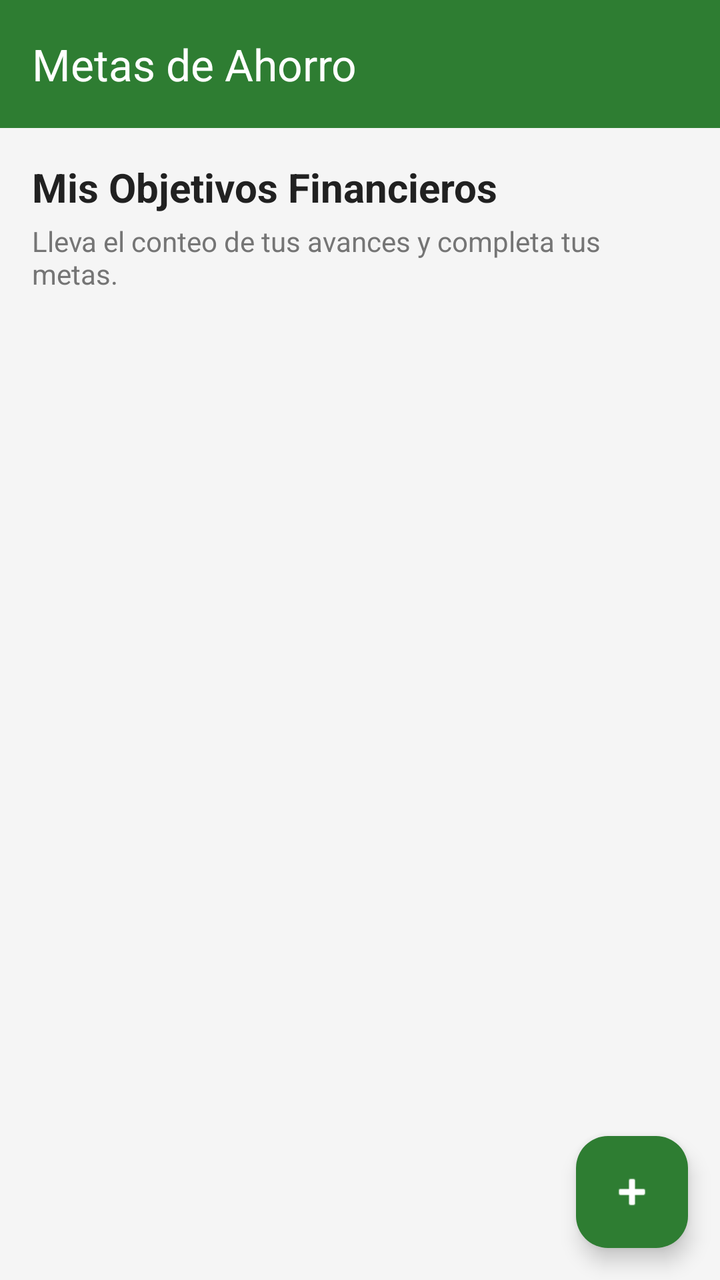
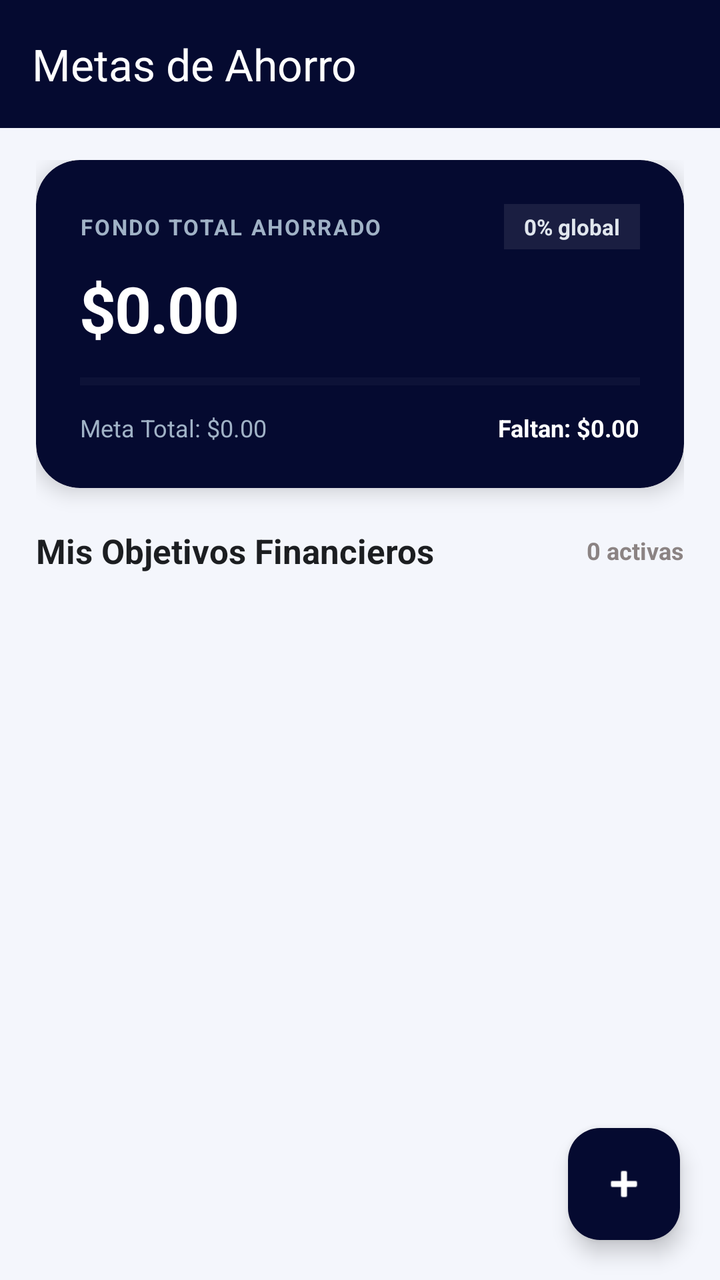

Before-and-after screenshots of an Android layout around one commit, followed by the original layout XML and the change that was made.
<!-- AndroidManifest.xml: application theme Theme.WalletApp -->
<!-- res/layout/meta_ahorro.xml -->
<?xml version="1.0" encoding="utf-8"?>
<androidx.drawerlayout.widget.DrawerLayout xmlns:android="http://schemas.android.com/apk/res/android"
    xmlns:app="http://schemas.android.com/apk/res-auto"
    xmlns:tools="http://schemas.android.com/tools"
    android:id="@+id/drawer_layout_metas"
    android:layout_width="match_parent"
    android:layout_height="match_parent"
    android:fitsSystemWindows="true"
    tools:openDrawer="start">

    <androidx.coordinatorlayout.widget.CoordinatorLayout
        android:layout_width="match_parent"
        android:layout_height="match_parent"
        android:background="@color/background_light">

        <com.google.android.material.appbar.AppBarLayout
            android:layout_width="match_parent"
            android:layout_height="wrap_content">

            <androidx.appcompat.widget.Toolbar
                android:id="@+id/toolbar_metas"
                android:layout_width="match_parent"
                android:layout_height="?attr/actionBarSize"
                android:background="@color/primary_emerald"
                app:title="Metas de Ahorro"
                app:titleTextColor="@android:color/white" />

        </com.google.android.material.appbar.AppBarLayout>

        <ScrollView
            android:layout_width="match_parent"
            android:layout_height="match_parent"
            app:layout_behavior="@string/appbar_scrolling_view_behavior">

            <LinearLayout
                android:layout_width="match_parent"
                android:layout_height="wrap_content"
                android:orientation="vertical"
                android:padding="16dp">

                <TextView
                    android:layout_width="wrap_content"
                    android:layout_height="wrap_content"
                    android:text="Mis Objetivos Financieros"
                    android:textSize="20sp"
                    android:textStyle="bold"
                    android:textColor="@color/text_primary"
                    android:layout_marginBottom="4dp" />

                <TextView
                    android:layout_width="wrap_content"
                    android:layout_height="wrap_content"
                    android:text="Lleva el conteo de tus avances y completa tus metas."
                    android:textSize="14sp"
                    android:textColor="@color/text_secondary"
                    android:layout_marginBottom="16dp" />

                
                <LinearLayout
                    android:id="@+id/ll_contenedor_metas"
                    android:layout_width="match_parent"
                    android:layout_height="wrap_content"
                    android:orientation="vertical" />

            </LinearLayout>
        </ScrollView>

        <com.google.android.material.floatingactionbutton.FloatingActionButton
            android:id="@+id/fab_agregar_meta"
            android:layout_width="wrap_content"
            android:layout_height="wrap_content"
            android:layout_gravity="bottom|end"
            android:layout_margin="16dp"
            app:backgroundTint="@color/primary_emerald"
            app:tint="@android:color/white"
            android:src="@android:drawable/ic_input_add" />

    </androidx.coordinatorlayout.widget.CoordinatorLayout>

    
    <com.google.android.material.navigation.NavigationView
        android:id="@+id/nav_view_metas"
        android:layout_width="wrap_content"
        android:layout_height="match_parent"
        android:layout_gravity="start"
        app:headerLayout="@layout/nav_header_wallet"
        app:menu="@menu/activity_main_drawer" />

</androidx.drawerlayout.widget.DrawerLayout>
<!-- res/layout/nav_header_wallet.xml (included above) -->
<?xml version="1.0" encoding="utf-8"?>
<LinearLayout xmlns:android="http://schemas.android.com/apk/res/android"
    android:layout_width="match_parent"
    android:layout_height="160dp"
    android:background="@color/primary_emerald"
    android:gravity="bottom"
    android:orientation="vertical"
    android:padding="16dp">

    
    <LinearLayout
        android:layout_width="match_parent"
        android:layout_height="wrap_content"
        android:gravity="center_vertical"
        android:orientation="horizontal">

        
        <ImageView
            android:layout_width="76dp"
            android:layout_height="76dp"
            android:layout_marginEnd="16dp"
            android:scaleType="centerInside"
            android:src="@drawable/logo1"
            android:contentDescription="Logo Menú" />

        
        <LinearLayout
            android:layout_width="0dp"
            android:layout_height="wrap_content"
            android:layout_weight="1"
            android:orientation="vertical">

            <TextView
                android:layout_width="match_parent"
                android:layout_height="wrap_content"
                android:text="Wallet App"
                android:textColor="@android:color/white"
                android:textSize="26sp"
                android:textStyle="bold" />

            <TextView
                android:layout_width="match_parent"
                android:layout_height="wrap_content"
                android:layout_marginTop="4dp"
                android:text="Control de Finanzas"
                android:textColor="#E0F2F1"
                android:textSize="15sp" />
        </LinearLayout>

    </LinearLayout>

</LinearLayout>
<!-- resources referenced by this layout -->
<resources>
  <color name="background_light">#F5F5F5</color>
  <color name="primary_emerald">#2E7D32</color>
  <color name="text_primary">#212121</color>
  <color name="text_secondary">#757575</color>
  <!-- drawable logo1: jpeg bitmap (drawable, 33333 bytes) -->
  <style name="Theme.WalletApp" parent="Base.Theme.WalletApp" />
  <style name="Base.Theme.WalletApp" parent="Theme.Material3.DayNight.NoActionBar">
          
          
      </style>
</resources>

<!-- the commit's change to res/layout/meta_ahorro.xml (unified diff, before → after) -->
@@ -1,5 +1,6 @@
 <?xml version="1.0" encoding="utf-8"?>
-<androidx.drawerlayout.widget.DrawerLayout xmlns:android="http://schemas.android.com/apk/res/android"
+<androidx.drawerlayout.widget.DrawerLayout
+    xmlns:android="http://schemas.android.com/apk/res/android"
     xmlns:app="http://schemas.android.com/apk/res-auto"
     xmlns:tools="http://schemas.android.com/tools"
     android:id="@+id/drawer_layout_metas"
@@ -15,47 +16,154 @@
 
         <com.google.android.material.appbar.AppBarLayout
             android:layout_width="match_parent"
-            android:layout_height="wrap_content">
+            android:layout_height="wrap_content"
+            android:background="@color/primary_navy"
+            app:elevation="0dp">
 
             <androidx.appcompat.widget.Toolbar
                 android:id="@+id/toolbar_metas"
                 android:layout_width="match_parent"
                 android:layout_height="?attr/actionBarSize"
-                android:background="@color/primary_emerald"
+                android:background="@color/primary_navy"
                 app:title="Metas de Ahorro"
-                app:titleTextColor="@android:color/white" />
+                app:titleTextColor="@android:color/white"
+                app:navigationIconTint="@android:color/white" />
 
         </com.google.android.material.appbar.AppBarLayout>
 
-        <ScrollView
+        <androidx.core.widget.NestedScrollView
             android:layout_width="match_parent"
             android:layout_height="match_parent"
+            android:fillViewport="true"
             app:layout_behavior="@string/appbar_scrolling_view_behavior">
 
             <LinearLayout
                 android:layout_width="match_parent"
                 android:layout_height="wrap_content"
                 android:orientation="vertical"
-                android:padding="16dp">
-
-                <TextView
-                    android:layout_width="wrap_content"
+                android:paddingHorizontal="18dp"
+                android:paddingTop="16dp"
+                android:paddingBottom="90dp">
+
+                <androidx.cardview.widget.CardView
+                    android:layout_width="match_parent"
                     android:layout_height="wrap_content"
-                    android:text="Mis Objetivos Financieros"
-                    android:textSize="20sp"
-                    android:textStyle="bold"
-                    android:textColor="@color/text_primary"
-                    android:layout_marginBottom="4dp" />
-
-                <TextView
-                    android:layout_width="wrap_content"
+                    app:cardCornerRadius="22dp"
+                    app:cardElevation="6dp"
+                    android:layout_marginBottom="20dp"
+                    app:cardBackgroundColor="@color/primary_navy">
+
+                    <LinearLayout
+                        android:layout_width="match_parent"
+                        android:layout_height="wrap_content"
+                        android:orientation="vertical"
+                        android:padding="22dp">
+
+                        <RelativeLayout
+                            android:layout_width="match_parent"
+                            android:layout_height="wrap_content">
+
+                            <TextView
+                                android:layout_width="wrap_content"
+                                android:layout_height="wrap_content"
+                                android:text="FONDO TOTAL AHORRADO"
+                                android:textAllCaps="true"
+                                android:letterSpacing="0.08"
+                                android:textColor="#A0B2C6"
+                                android:textSize="11sp"
+                                android:textStyle="bold"
+                                android:layout_centerVertical="true" />
+
+                            <TextView
+                                android:id="@+id/tv_resumen_metas_progreso"
+                                android:layout_width="wrap_content"
+                                android:layout_height="wrap_content"
+                                android:layout_alignParentEnd="true"
+                                android:background="#15FFFFFF"
+                                android:paddingHorizontal="10dp"
+                                android:paddingVertical="4dp"
+                                android:text="0% global"
+                                android:textColor="#E0E6ED"
+                                android:textSize="11sp"
+                                android:textStyle="bold" />
+                        </RelativeLayout>
+
+                        <TextView
+                            android:id="@+id/tv_total_acumulado_metas"
+                            android:layout_width="wrap_content"
+                            android:layout_height="wrap_content"
+                            android:text="$0.00"
+                            android:textColor="@android:color/white"
+                            android:textSize="32sp"
+                            android:textStyle="bold"
+                            android:letterSpacing="-0.02"
+                            android:layout_marginTop="8dp" />
+
+                        <ProgressBar
+                            android:id="@+id/pb_metas_global"
+                            style="?android:attr/progressBarStyleHorizontal"
+                            android:layout_width="match_parent"
+                            android:layout_height="6dp"
+                            android:layout_marginTop="12dp"
+                            android:layout_marginBottom="12dp"
+                            android:max="100"
+                            android:progress="0"
+                            android:progressTint="@color/expense_gold"
+                            android:progressBackgroundTint="#20FFFFFF" />
+
+                        <LinearLayout
+                            android:layout_width="match_parent"
+                            android:layout_height="wrap_content"
+                            android:orientation="horizontal">
+
+                            <TextView
+                                android:id="@+id/tv_objetivo_global_metas"
+                                android:layout_width="0dp"
+                                android:layout_height="wrap_content"
+                                android:layout_weight="1"
+                                android:text="Meta Total: $0.00"
+                                android:textSize="12sp"
+                                android:textColor="#A0B2C6" />
+
+                            <TextView
+                                android:id="@+id/tv_restante_global_metas"
+                                android:layout_width="wrap_content"
+                                android:layout_height="wrap_content"
+                                android:text="Faltan: $0.00"
+                                android:textSize="12sp"
+                                android:textStyle="bold"
+                                android:textColor="@android:color/white" />
+                        </LinearLayout>
+
+                    </LinearLayout>
+                </androidx.cardview.widget.CardView>
+
+                <RelativeLayout
+                    android:layout_width="match_parent"
                     android:layout_height="wrap_content"
-                    android:text="Lleva el conteo de tus avances y completa tus metas."
-                    android:textSize="14sp"
-                    android:textColor="@color/text_secondary"
-                    android:layout_marginBottom="16dp" />
-
-                
+                    android:layout_marginBottom="12dp">
+
+                    <TextView
+                        android:layout_width="wrap_content"
+                        android:layout_height="wrap_content"
+                        android:text="Mis Objetivos Financieros"
+                        android:textSize="17sp"
+                        android:textStyle="bold"
+                        android:textColor="@color/text_primary"
+                        android:layout_centerVertical="true" />
+
+                    <TextView
+                        android:id="@+id/tv_contador_metas_activas"
+                        android:layout_width="wrap_content"
+                        android:layout_height="wrap_content"
+                        android:layout_alignParentEnd="true"
+                        android:layout_centerVertical="true"
+                        android:text="0 activas"
+                        android:textSize="12sp"
+                        android:textStyle="bold"
+                        android:textColor="@color/secondary_gray" />
+                </RelativeLayout>
+
                 <LinearLayout
                     android:id="@+id/ll_contenedor_metas"
                     android:layout_width="match_parent"
@@ -63,21 +171,22 @@
                     android:orientation="vertical" />
 
             </LinearLayout>
-        </ScrollView>
+        </androidx.core.widget.NestedScrollView>
 
         <com.google.android.material.floatingactionbutton.FloatingActionButton
             android:id="@+id/fab_agregar_meta"
             android:layout_width="wrap_content"
             android:layout_height="wrap_content"
             android:layout_gravity="bottom|end"
-            android:layout_margin="16dp"
-            app:backgroundTint="@color/primary_emerald"
+            android:layout_margin="20dp"
+            app:backgroundTint="@color/primary_navy"
             app:tint="@android:color/white"
+            app:elevation="6dp"
+            android:contentDescription="Nueva Meta"
             android:src="@android:drawable/ic_input_add" />
 
     </androidx.coordinatorlayout.widget.CoordinatorLayout>
 
-    
     <com.google.android.material.navigation.NavigationView
         android:id="@+id/nav_view_metas"
         android:layout_width="wrap_content"
<!-- resource entries referenced after the edit -->
@@ -1,10 +1,12 @@
 <!-- resources referenced by this layout -->
 <resources>
-  <color name="background_light">#F5F5F5</color>
-  <color name="primary_emerald">#2E7D32</color>
-  <color name="text_primary">#212121</color>
-  <color name="text_secondary">#757575</color>
-  <!-- drawable logo1: jpeg bitmap (drawable, 33333 bytes) -->
+  <color name="background_light">#F4F6FC</color>
+  <color name="expense_gold">#B79347</color>
+  <color name="primary_emerald">#050A30</color>
+  <color name="primary_navy">#050A30</color>
+  <color name="secondary_gray">#8B8383</color>
+  <color name="text_primary">#1C1E21</color>
+  <!-- drawable logo1: jpeg bitmap (drawable, 32014 bytes) -->
   <style name="Theme.WalletApp" parent="Base.Theme.WalletApp" />
   <style name="Base.Theme.WalletApp" parent="Theme.Material3.DayNight.NoActionBar">
           
